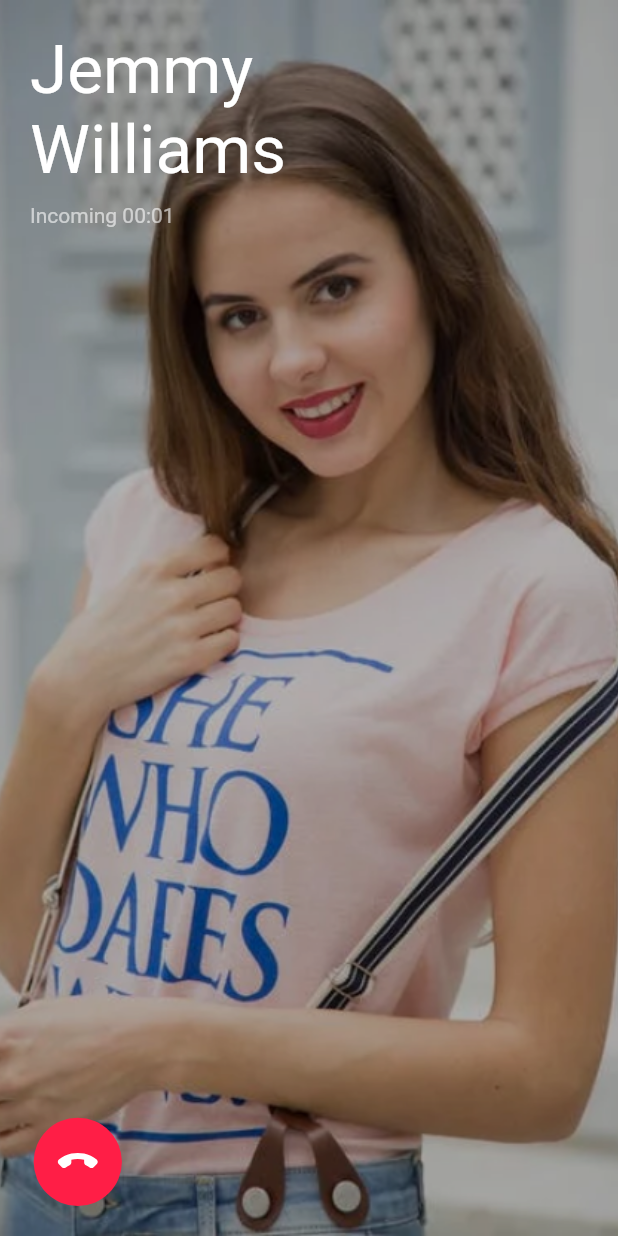
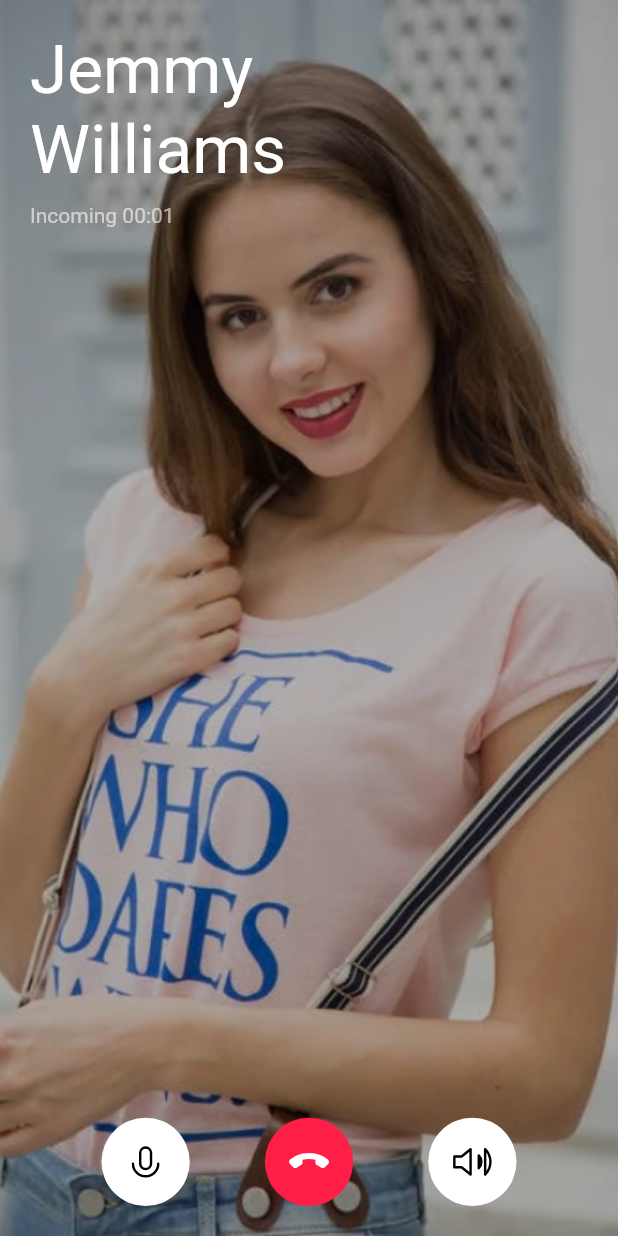
Before and after one commit to everas7/voice_chat_flutter, a Flutter app: the screen it shows after launch, on a phone screen of 412 x 824 dp. Run offline on Flutter 3.47's test engine with Material 2 defaults, Android fonts, the phone set to English and light mode, and no system bars; our stand-ins replace flutter_svg.

Commit message:
Finishes audioCallWithImage

```diff
--- a/lib/components/rounded_button.dart
+++ b/lib/components/rounded_button.dart
@@ -2,28 +2,32 @@ import 'package:flutter/material.dart';
 import 'package:flutter_svg/svg.dart';
 
 import '../size_config.dart';
-import 'package:voice_chat_flutter/constants.dart' as Constants;
 
 class RoundedButton extends StatelessWidget {
   const RoundedButton({
     Key key,
-    this.icon,
-    this.onPressed,
+    this.size = 64,
+    @required this.icon,
+    @required this.iconColor,
+    @required this.color,
+    @required this.onPressed,
   }) : super(key: key);
 
+  final double size;
   final String icon;
-  final Function onPressed;
+  final Color color, iconColor;
+  final VoidCallback onPressed;
 
   @override
   Widget build(BuildContext context) {
     return SizedBox(
-      height: getProportionateScreenHeight(64),
-      width: getProportionateScreenWidth(64),
+      height: getProportionateScreenHeight(size),
+      width: getProportionateScreenWidth(size),
       child: FlatButton(
-        padding: EdgeInsets.all(15),
-        color: Constants.RED_COLOR,
+        padding: EdgeInsets.all((15 / 64) * size),
+        color: color,
         shape: CircleBorder(),
-        child: SvgPicture.asset(icon),
+        child: SvgPicture.asset(icon, color: iconColor),
         onPressed: onPressed,
       ),
     );
--- a/lib/screens/audioCallWithImage/components/body.dart
+++ b/lib/screens/audioCallWithImage/components/body.dart
@@ -39,10 +39,29 @@ class Body extends StatelessWidget {
                   style: TextStyle(color: Colors.white60),
                 ),
                 Spacer(),
-                RoundedButton(
-                  icon: "assets/icons/call_end.svg",
-                  onPressed: () {},
-                )
+                Row(
+                  mainAxisAlignment: MainAxisAlignment.spaceEvenly,
+                  children: [
+                    RoundedButton(
+                      icon: "assets/icons/Icon Mic.svg",
+                      iconColor: Colors.black,
+                      color: Colors.white,
+                      onPressed: () {},
+                    ),
+                    RoundedButton(
+                      icon: "assets/icons/call_end.svg",
+                      iconColor: Colors.white,
+                      color: Constants.RED_COLOR,
+                      onPressed: () {},
+                    ),
+                    RoundedButton(
+                      icon: "assets/icons/Icon Volume.svg",
+                      iconColor: Colors.black,
+                      color: Colors.white,
+                      onPressed: () {},
+                    ),
+                  ],
+                ),
               ],
             ),
           ),
```
